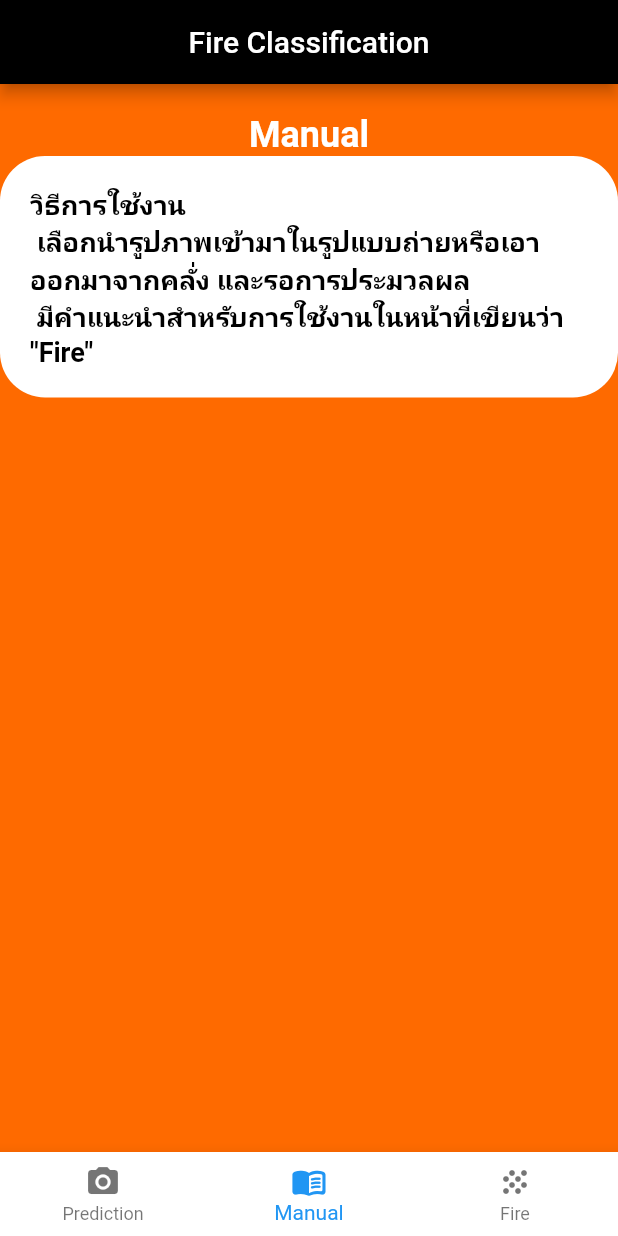
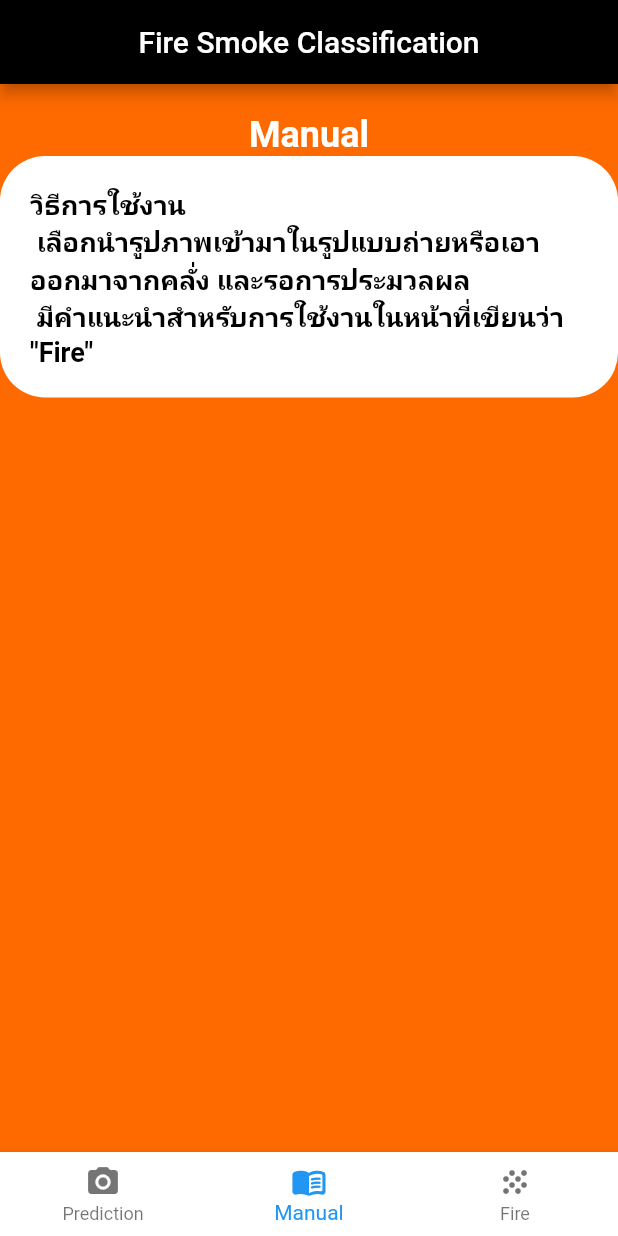
Before and after one commit to patpat46/FIRE_Smoke, a Flutter app: the screen it shows after launch, item 2 of the bottom bar chosen, on a phone screen of 412 x 824 dp. Run offline on Flutter 3.47's test engine with Material 2 defaults, Android fonts, the phone set to English and light mode, and no system bars; our stand-ins replace image_picker; missing offline and left inert: flutter_phone_direct_caller, tflite.

Commit message:
เช้า6โมง

```diff
--- a/lib/bar/tabbar.dart
+++ b/lib/bar/tabbar.dart
@@ -25,7 +25,7 @@ class _MyBottomBarState extends State<MyBottomBar> {
       appBar: AppBar(
         backgroundColor: Color.fromARGB(255, 0, 0, 0),
         centerTitle: true,
-        title: const Text('Fire Classification'),
+        title: const Text('Fire Smoke Classification'),
       ),
       body: _screens[_currentIndex],
       bottomNavigationBar: BottomNavigationBar(
```
